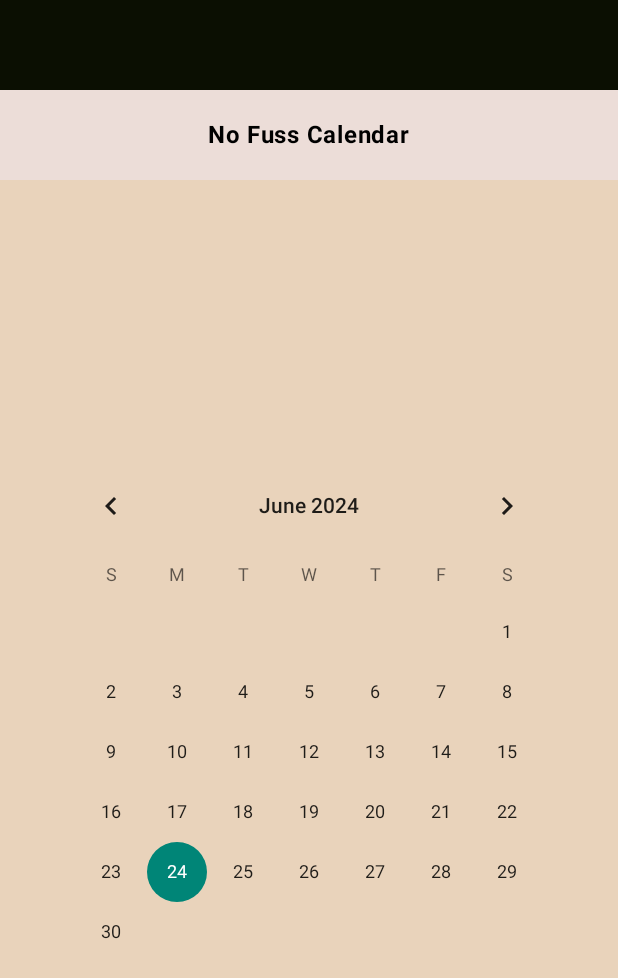
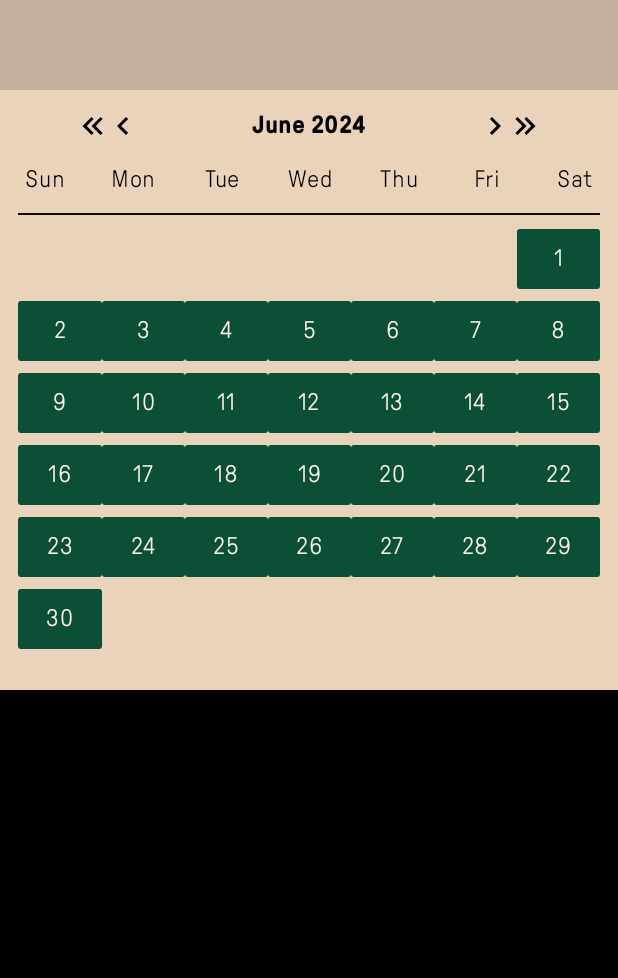
Before and after one commit to Omaro-IB/nofusscalendar-android-project, an Android app built with Jetpack Compose: the screen it shows after launch (MainActivity), on a phone screen of 412 x 824 dp. Shown: the top 978 px of the screen. Run offline under Robolectric (Android 15) with nearby library versions, the phone set to English and light mode, and no system bars.

Commit message:
revamped calendar UI and style

```diff
--- a/NoFussCalendar/app/build.gradle.kts
+++ b/NoFussCalendar/app/build.gradle.kts
@@ -5,6 +5,7 @@ plugins {
 
 android {
     namespace = "com.example.nofusscalendar"
+
     compileSdk = 34
 
     defaultConfig {
@@ -51,6 +52,7 @@ android {
 
 dependencies {
 
+    implementation(libs.kotlinx.datetime)
     implementation(libs.androidx.core.ktx)
     implementation(libs.androidx.lifecycle.runtime.ktx)
     implementation(libs.androidx.activity.compose)
--- /dev/null
+++ b/NoFussCalendar/app/src/main/java/DTUtils.kt
@@ -0,0 +1,56 @@
+import kotlinx.datetime.*
+
+class DTUtils {
+    companion object {
+        fun getMonthDays(year: Int, month: Int): Int {
+            val x = LocalDate(year, month, 1)
+            return when(month){
+                12 -> x.daysUntil(LocalDate(year+1, 1, 1))
+                else -> x.daysUntil(LocalDate(year, month+1, 1))
+            }
+        }
+
+        fun dateToWeekDay(year: Int, month: Int, day: Int): Int {
+            return when(val wd = LocalDate(year, month, day).dayOfWeek.isoDayNumber){
+                7 -> 1
+                else -> wd + 1
+            }
+        }
+
+        fun getNow(): LocalDateTime{
+            val currentMoment: Instant = Clock.System.now()
+            val datetimeInSystemZone: LocalDateTime = currentMoment.toLocalDateTime(TimeZone.currentSystemDefault())
+            return datetimeInSystemZone
+        }
+
+        fun getMonth(): Int{
+            return getNow().monthNumber
+        }
+
+        fun getYear(): Int{
+            return getNow().year
+        }
+
+        fun getDay(): Int{
+            return getNow().dayOfMonth
+        }
+
+        fun monthIntToStr(month: Int): String{
+            return when(month){
+                1 -> "January"
+                2 -> "February"
+                3 -> "March"
+                4 -> "April"
+                5 -> "May"
+                6 -> "June"
+                7 -> "July"
+                8 -> "August"
+                9 -> "September"
+                10 -> "October"
+                11 -> "November"
+                else -> "December"
+            }
+        }
+
+    }
+}
--- a/NoFussCalendar/app/src/main/java/com/example/nofusscalendar/MainActivity.kt
+++ b/NoFussCalendar/app/src/main/java/com/example/nofusscalendar/MainActivity.kt
@@ -1,30 +1,46 @@
 package com.example.nofusscalendar
+import DTUtils
 import android.os.Bundle
 import androidx.activity.ComponentActivity
 import androidx.activity.compose.setContent
 import androidx.activity.enableEdgeToEdge
 import androidx.compose.foundation.background
+import androidx.compose.foundation.border
+import androidx.compose.foundation.layout.Arrangement
 import androidx.compose.foundation.layout.Box
 import androidx.compose.foundation.layout.Column
+import androidx.compose.foundation.layout.Row
 import androidx.compose.foundation.layout.Spacer
-import androidx.compose.foundation.layout.fillMaxSize
+import androidx.compose.foundation.layout.fillMaxHeight
 import androidx.compose.foundation.layout.fillMaxWidth
 import androidx.compose.foundation.layout.height
-import androidx.compose.foundation.layout.wrapContentSize
-import androidx.compose.material3.Surface
+import androidx.compose.foundation.layout.offset
+import androidx.compose.foundation.layout.padding
+import androidx.compose.foundation.layout.width
+import androidx.compose.foundation.lazy.grid.GridCells
+import androidx.compose.foundation.lazy.grid.LazyVerticalGrid
+import androidx.compose.foundation.shape.RoundedCornerShape
+import androidx.compose.material3.Button
+import androidx.compose.material3.ButtonDefaults
+import androidx.compose.material3.Divider
+import androidx.compose.material3.Icon
+import androidx.compose.material3.IconButton
+import androidx.compose.material3.MaterialTheme
 import androidx.compose.material3.Text
 import androidx.compose.runtime.Composable
+import androidx.compose.runtime.getValue
+import androidx.compose.runtime.mutableStateOf
+import androidx.compose.runtime.remember
+import androidx.compose.runtime.setValue
 import androidx.compose.ui.Alignment
 import androidx.compose.ui.Modifier
+import androidx.compose.ui.graphics.Brush
 import androidx.compose.ui.res.colorResource
+import androidx.compose.ui.res.painterResource
 import androidx.compose.ui.text.font.FontWeight
-import androidx.compose.ui.tooling.preview.Preview
+import androidx.compose.ui.text.style.TextAlign
 import androidx.compose.ui.unit.dp
 import com.example.nofusscalendar.ui.theme.NoFussCalendarTheme
-import android.widget.CalendarView
-import androidx.compose.foundation.layout.padding
-import androidx.compose.ui.platform.LocalContext
-import androidx.compose.ui.viewinterop.AndroidView
 
 class MainActivity : ComponentActivity() {
     override fun onCreate(savedInstanceState: Bundle?) {
@@ -32,7 +48,67 @@ class MainActivity : ComponentActivity() {
         enableEdgeToEdge()
         setContent {
             NoFussCalendarTheme {
-                CalendarApp()
+                Column {
+                    Spacer(modifier= Modifier
+                        .height(60.dp)
+                        .fillMaxWidth()
+                        .background(colorResource(R.color.beigedark)))
+                    Calendar(modifier = Modifier
+                        .background(colorResource(R.color.beige))
+                        .fillMaxWidth()
+                        .height(400.dp))
+                    Spacer(modifier = Modifier
+                        .fillMaxHeight()
+                        .fillMaxWidth()
+                        .background(colorResource(id = R.color.black)))
+                }
+            }
+        }
+    }
+}
+
+@Composable
+fun DaySelect(modifier: Modifier = Modifier, day: Int) {
+    var selected: Boolean by remember { mutableStateOf(false) }
+    val c = when(selected){
+        true -> colorResource(R.color.buttongreenhighlight)
+        else -> colorResource(R.color.buttongreen)
+    }
+
+    Box {
+        Button(onClick = { selected = !selected },
+            modifier = modifier
+                .fillMaxWidth()
+                .align(Alignment.Center),
+            shape = RoundedCornerShape(5),
+            colors = ButtonDefaults.buttonColors(containerColor = c)
+        ){}
+        Text(text = day.toString(), Modifier.align(Alignment.Center), color = colorResource(R.color.whitehighlight))
+    }
+}
+
+@Composable
+fun MonthDays(startOn: Int, numDays: Int) {
+    val weekDays = arrayOf("Sun", "Mon", "Tue", "Wed", "Thu", "Fri", "Sat")
+
+    LazyVerticalGrid(
+        columns = GridCells.Fixed(7)
+    ) {
+        items(7) { day ->
+            Text(text = weekDays[day], textAlign = TextAlign.Center)
+        }
+    }
+
+    Divider(color = colorResource(R.color.blackshadow), thickness = 1.dp, modifier = Modifier.padding(top = 10.dp, bottom = 5.dp).padding(horizontal = 12.dp))
+
+    LazyVerticalGrid(
+        columns = GridCells.Fixed(7),
+        modifier = Modifier.padding(horizontal = 12.dp)
+    ) {
+        items(numDays+startOn-1) { day ->
+            when(day+1) {
+                in (1..<startOn) -> Spacer(modifier = Modifier.fillMaxWidth())
+                else -> DaySelect(day = day - startOn + 2)
             }
         }
     }
@@ -40,40 +116,28 @@ class MainActivity : ComponentActivity() {
 
 @Composable
 fun Calendar(modifier: Modifier = Modifier) {
-    val context = LocalContext.current
-    Surface (color = colorResource(R.color.beige)) { Column(modifier = modifier) {
-        AndroidView(
-            modifier = Modifier.padding(16.dp),
-            factory = { CalendarView(context) },
-            update = { calendarView ->
-                // You can set various properties on the CalendarView here
-                calendarView.setOnDateChangeListener { _, year, month, dayOfMonth ->
-                    // Handle date change
-                }
+    var month: Int by remember { mutableStateOf(DTUtils.getMonth()) }
+    var year: Int by remember { mutableStateOf(DTUtils.getYear()) }
+    if (month > 12) {month = 1; year += 1 }
+    if (month < 1) {month = 12; year -= 1}
+    val monthS = DTUtils.monthIntToStr(month)
+    val startsOn = DTUtils.dateToWeekDay(year, month, 1)
+    val numDays = DTUtils.getMonthDays(year, month)
+
+    Column(modifier = modifier, horizontalAlignment = Alignment.CenterHorizontally) {
+        // Month changer
+        Row(verticalAlignment = Alignment.CenterVertically, horizontalArrangement = Arrangement.Center) {
+            Box {
+                IconButton(onClick = { year-- }, modifier = Modifier.offset((-20).dp)){ Icon(painterResource(R.drawable.chevron_double_left), contentDescription = "Go back 1 year") }
+                IconButton(onClick = { month-- }){ Icon(painterResource(R.drawable.chevron_left), contentDescription = "Go back 1 month") }
             }
-        )
-    }}
-}
-
-@Preview
-@Composable
-fun CalendarApp() {
-    Column {
-        Spacer(modifier= Modifier
-            .height(60.dp)
-            .fillMaxWidth()
-            .background(colorResource(R.color.blackshadow)))
-        Box(
-            modifier = Modifier
-                .height(60.dp)
-                .fillMaxWidth()
-                .background(colorResource(R.color.pinkbeige)),
-            contentAlignment = Alignment.Center
-        ) {
-            Text(text = "No Fuss Calendar", fontWeight = FontWeight.Bold)
+            Row(modifier = Modifier.width(200.dp), horizontalArrangement = Arrangement.Center) {Text(text = "$monthS $year", style = MaterialTheme.typography.bodyLarge, fontWeight = FontWeight.Bold)}
+            Box {
+                IconButton(onClick = { month++ }){ Icon(painterResource(R.drawable.chevron_right), contentDescription = "Go forward 1 month") }
+                IconButton(onClick = { year++ }, modifier = Modifier.offset(20.dp)){ Icon(painterResource(R.drawable.chevron_double_right), contentDescription = "Go forward 1 year") }
+            }
         }
-        Calendar(modifier = Modifier
-            .fillMaxSize()
-            .wrapContentSize(Alignment.Center))
+        // Month grid
+        MonthDays(startOn = startsOn, numDays = numDays)
     }
 }
--- /dev/null
+++ b/NoFussCalendar/app/src/main/java/com/example/nofusscalendar/NewEvent.kt
@@ -0,0 +1,31 @@
+package com.example.nofusscalendar
+import android.os.Bundle
+import androidx.activity.ComponentActivity
+import androidx.activity.compose.setContent
+import androidx.activity.enableEdgeToEdge
+import androidx.compose.foundation.layout.Column
+import androidx.compose.material3.Surface
+import androidx.compose.runtime.Composable
+import androidx.compose.ui.Modifier
+import androidx.compose.ui.res.colorResource
+import androidx.compose.ui.tooling.preview.Preview
+import com.example.nofusscalendar.ui.theme.NoFussCalendarTheme
+
+class NewEvent : ComponentActivity() {
+    override fun onCreate(savedInstanceState: Bundle?) {
+        super.onCreate(savedInstanceState)
+        enableEdgeToEdge()
+        setContent {
+            NoFussCalendarTheme {
+                NewEventApp()
+            }
+        }
+    }
+}
+
+
+@Preview
+@Composable
+fun NewEventApp(modifier: Modifier = Modifier) {
+    Surface(color = colorResource(R.color.whitehighlight)) { Column(modifier = modifier) {} }
+}
--- a/NoFussCalendar/app/src/main/java/com/example/nofusscalendar/ui/theme/Type.kt
+++ b/NoFussCalendar/app/src/main/java/com/example/nofusscalendar/ui/theme/Type.kt
@@ -2,15 +2,28 @@ package com.example.nofusscalendar.ui.theme
 
 import androidx.compose.material3.Typography
 import androidx.compose.ui.text.TextStyle
+import androidx.compose.ui.text.font.Font
 import androidx.compose.ui.text.font.FontFamily
 import androidx.compose.ui.text.font.FontWeight
 import androidx.compose.ui.unit.sp
+import com.example.nofusscalendar.R
+
+val GTPressura = FontFamily(
+    Font(R.font.gtpressura),
+    Font(R.font.gtpressuralight, FontWeight.Light),
+    Font(R.font.gtpressuramedium, FontWeight.Medium)
+)
+
+val Plaak = FontFamily(
+    Font(R.font.plaak),
+    Font(R.font.plaakcondensed, FontWeight.Bold)
+)
 
 // Set of Material typography styles to start with
 val Typography = Typography(
     bodyLarge = TextStyle(
-        fontFamily = FontFamily.Default,
-        fontWeight = FontWeight.Normal,
+        fontFamily = GTPressura,
+        fontWeight = FontWeight.Light,
         fontSize = 16.sp,
         lineHeight = 24.sp,
         letterSpacing = 0.5.sp
--- /dev/null
+++ b/NoFussCalendar/app/src/main/res/drawable/chevron_double_left.xml
@@ -0,0 +1 @@
+<!-- drawable/chevron_double_left.xml --><vector xmlns:android="http://schemas.android.com/apk/res/android" android:height="24dp" android:width="24dp" android:viewportWidth="24" android:viewportHeight="24"><path android:fillColor="#000000" android:pathData="M18.41,7.41L17,6L11,12L17,18L18.41,16.59L13.83,12L18.41,7.41M12.41,7.41L11,6L5,12L11,18L12.41,16.59L7.83,12L12.41,7.41Z" /></vector>
--- /dev/null
+++ b/NoFussCalendar/app/src/main/res/drawable/chevron_double_right.xml
@@ -0,0 +1 @@
+<!-- drawable/chevron_double_right.xml --><vector xmlns:android="http://schemas.android.com/apk/res/android" android:height="24dp" android:width="24dp" android:viewportWidth="24" android:viewportHeight="24"><path android:fillColor="#000000" android:pathData="M5.59,7.41L7,6L13,12L7,18L5.59,16.59L10.17,12L5.59,7.41M11.59,7.41L13,6L19,12L13,18L11.59,16.59L16.17,12L11.59,7.41Z" /></vector>
--- /dev/null
+++ b/NoFussCalendar/app/src/main/res/drawable/chevron_left.xml
@@ -0,0 +1 @@
+<!-- drawable/chevron_left.xml --><vector xmlns:android="http://schemas.android.com/apk/res/android" android:height="24dp" android:width="24dp" android:viewportWidth="24" android:viewportHeight="24"><path android:fillColor="#000000" android:pathData="M15.41,16.58L10.83,12L15.41,7.41L14,6L8,12L14,18L15.41,16.58Z" /></vector>
--- /dev/null
+++ b/NoFussCalendar/app/src/main/res/drawable/chevron_right.xml
@@ -0,0 +1 @@
+<!-- drawable/chevron_right.xml --><vector xmlns:android="http://schemas.android.com/apk/res/android" android:height="24dp" android:width="24dp" android:viewportWidth="24" android:viewportHeight="24"><path android:fillColor="#000000" android:pathData="M8.59,16.58L13.17,12L8.59,7.41L10,6L16,12L10,18L8.59,16.58Z" /></vector>
--- a/NoFussCalendar/app/src/main/res/values/colors.xml
+++ b/NoFussCalendar/app/src/main/res/values/colors.xml
@@ -1,11 +1,13 @@
 <?xml version="1.0" encoding="utf-8"?>
 <resources>
     <color name="blackshadow">#0b0f02</color>
+    <color name="black">#000000</color>
     <color name="buttongreen">#0b5036</color>
     <color name="buttongreengradient">#176648</color>
     <color name="buttongreenhighlight">#97c797</color>
     <color name="buttongreenshadow">#06130e</color>
     <color name="beige">#e9d3bb</color>
+    <color name="beigedark">#c3b19e</color>
     <color name="pinkbeige">#ecddd8</color>
     <color name="whitehighlight">#f9f1e8</color>
 </resources>
--- a/NoFussCalendar/gradle/libs.versions.toml
+++ b/NoFussCalendar/gradle/libs.versions.toml
@@ -8,8 +8,11 @@ espressoCore = "3.5.1"
 lifecycleRuntimeKtx = "2.8.1"
 activityCompose = "1.9.0"
 composeBom = "2023.08.00"
+datetime = "0.6.0"
+material3Android = "1.2.1"
 
 [libraries]
+kotlinx-datetime = {group = "org.jetbrains.kotlinx", name = "kotlinx-datetime", version.ref = "datetime"}
 androidx-core-ktx = { group = "androidx.core", name = "core-ktx", version.ref = "coreKtx" }
 junit = { group = "junit", name = "junit", version.ref = "junit" }
 androidx-junit = { group = "androidx.test.ext", name = "junit", version.ref = "junitVersion" }
@@ -24,6 +27,7 @@ androidx-ui-tooling-preview = { group = "androidx.compose.ui", name = "ui-toolin
 androidx-ui-test-manifest = { group = "androidx.compose.ui", name = "ui-test-manifest" }
 androidx-ui-test-junit4 = { group = "androidx.compose.ui", name = "ui-test-junit4" }
 androidx-material3 = { group = "androidx.compose.material3", name = "material3" }
+androidx-material3-android = { group = "androidx.compose.material3", name = "material3-android", version.ref = "material3Android" }
 
 [plugins]
 android-application = { id = "com.android.application", version.ref = "agp" }
```
Also changed, not shown: NoFussCalendar/app/src/main/AndroidManifest.xml (+10 -0 lines), NoFussCalendar/app/src/main/res/font/gtpressura.ttf (added), NoFussCalendar/app/src/main/res/font/gtpressuralight.ttf (added), NoFussCalendar/app/src/main/res/font/gtpressuramedium.ttf (added), NoFussCalendar/app/src/main/res/font/plaak.ttf (added), NoFussCalendar/app/src/main/res/font/plaakcondensed.ttf (added), 1 other file.
